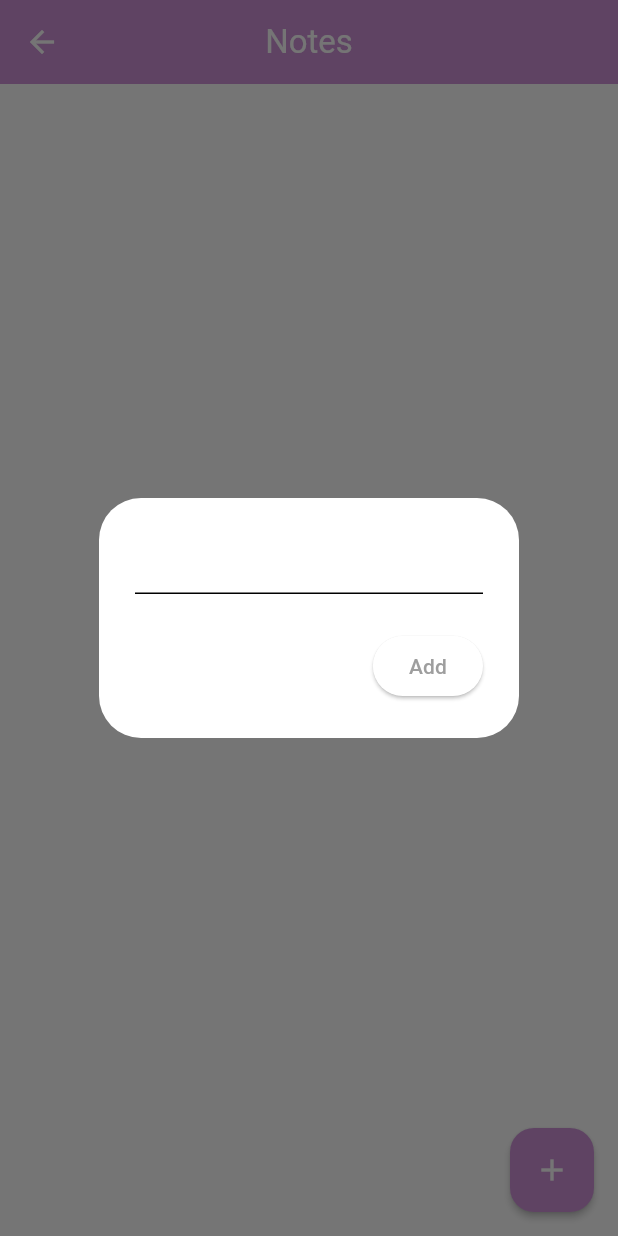
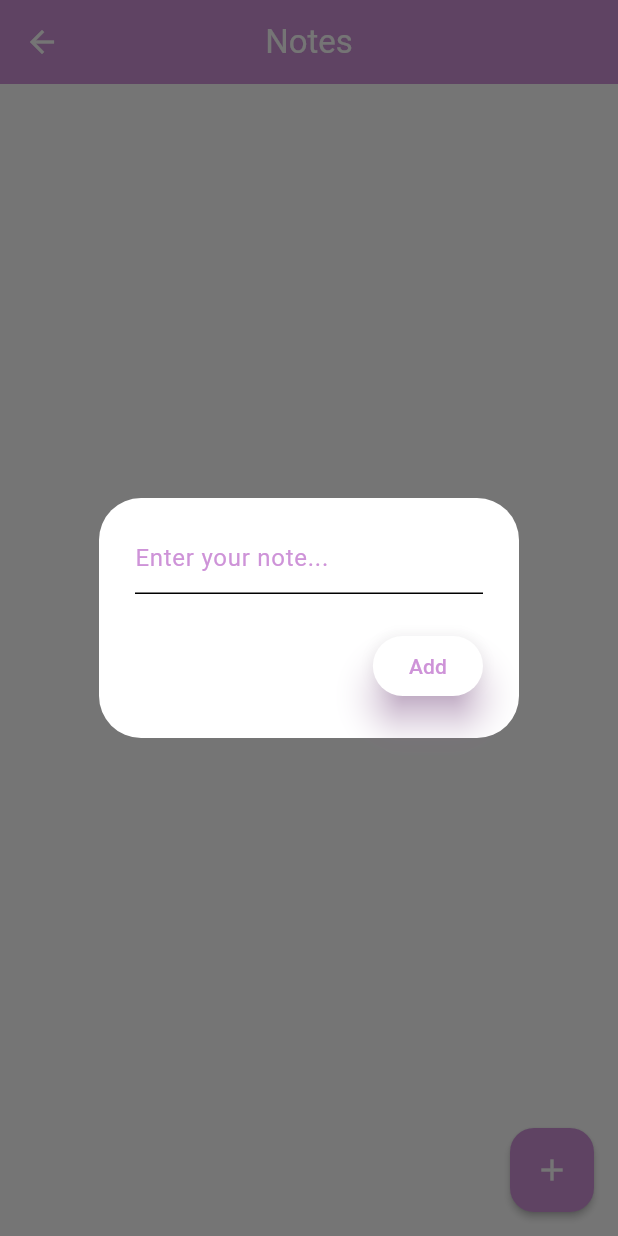
Before and after one commit to noorsaleh2002/Graduation-project, a Flutter app: the NoteScreen screen opened directly, after a tap on the "add" icon, on a phone screen of 412 x 824 dp. Run offline on Flutter 3.47's test engine with Material 3 defaults, Android fonts, the phone set to English and light mode, and no system bars; our stand-ins replace cloud_firestore, dash_chat_2, file_picker, firebase_auth, firebase_core, firebase_messaging and 9 more; missing offline and left inert: docx_to_text, flutter_pdfview, syncfusion_flutter_pdfviewer, translator; accounts and stored records are empty.

Commit message:
aya notes update

```diff
--- a/Graduatoin project/lib/Screens/Notes/NoteScreen.dart
+++ b/Graduatoin project/lib/Screens/Notes/NoteScreen.dart
@@ -22,19 +22,44 @@ class _NoteScreenState extends State<NoteScreen> {
     showDialog(
         context: context,
         builder: (context) => AlertDialog(
-              content: TextField(controller: textController),
+              content: TextField(
+                controller: textController,
+                decoration: const InputDecoration(
+                    hintText: 'Enter your note...',
+                    hintStyle: TextStyle(color: AppConstant.appMainColor)),
+              ),
               actions: [
                 ElevatedButton(
                     onPressed: () {
+                      String noteText = textController.text.trim();
+                      if (noteText.isEmpty) {
+                        ScaffoldMessenger.of(context).showSnackBar(
+                          const SnackBar(
+                            content: Text(
+                              'Cannot add an empty note!',
+                              style: TextStyle(color: Colors.white),
+                            ),
+                            backgroundColor: AppConstant.appMainColor,
+                          ),
+                        );
+                        return;
+                      }
                       if (docID == null) {
-                        noteModel.addNote(textController.text);
+                        noteModel.addNote(noteText);
                       } else {
-                        noteModel.updateNote(docID, textController.text);
+                        noteModel.updateNote(docID, noteText);
                       }
                       textController.clear();
                       Navigator.pop(context);
                     },
-                    child: const Text('Add'))
+                    style: ElevatedButton.styleFrom(
+                      shadowColor: AppConstant.appMainColor,
+                      elevation: 10,
+                    ),
+                    child: const Text(
+                      'Add',
+                      style: TextStyle(color: AppConstant.appMainColor),
+                    )),
               ],
             ));
   }
@@ -59,7 +84,34 @@ class _NoteScreenState extends State<NoteScreen> {
         body: StreamBuilder<QuerySnapshot>(
           stream: noteModel.getNotesStream(),
           builder: (context, snapshot) {
-          if (snapshot.hasData) {
+            if (snapshot.hasError) {
+              return const Center(child: Text('Error loading notes'));
+            }
+
+            if (!snapshot.hasData || snapshot.data!.docs.isEmpty) {
+              return Center(
+                child: Column(
+                  mainAxisAlignment: MainAxisAlignment.center,
+                  children: [
+                    const Icon(
+                      Icons.error_outline,
+                      size: 50,
+                      color: AppConstant.appMainColor,
+                    ),
+                    const SizedBox(height: 10),
+                    const Text(
+                      'No Notes.. ',
+                      style: TextStyle(
+                        fontSize: 18,
+                        fontWeight: FontWeight.bold,
+                        color: AppConstant.appMainColor,
+                      ),
+                    ),
+                  ],
+                ),
+              );
+            }
+
             List notesList = snapshot.data!.docs;
 
             return ListView.builder(
@@ -71,10 +123,9 @@ class _NoteScreenState extends State<NoteScreen> {
                 Map<String, dynamic> data =
                     documentSnapshot.data() as Map<String, dynamic>;
                 String noteText = data['note'];
-                  Timestamp timestamp =
-                      data['timestamp']; // Extract the timestamp
-                  String formattedTime = DateFormat('dd/MM/yyyy hh:mm a')
-                      .format(timestamp.toDate());
+                Timestamp timestamp = data['timestamp'];
+                String formattedTime =
+                    DateFormat('dd/MM/yyyy hh:mm a').format(timestamp.toDate());
 
                 return Card(
                   elevation: 4,
@@ -100,13 +151,12 @@ class _NoteScreenState extends State<NoteScreen> {
                         ),
                         const SizedBox(height: 10),
                         Row(
-                                mainAxisAlignment:
-                                    MainAxisAlignment.spaceBetween,
+                          mainAxisAlignment: MainAxisAlignment.spaceBetween,
                           children: [
                             Align(
                               alignment: Alignment.bottomLeft,
                               child: Text(
-                                      formattedTime, // Display the timestamp here
+                                formattedTime,
                                 style: const TextStyle(
                                   color: Colors.grey,
                                   fontSize: 10,
@@ -117,27 +167,26 @@ class _NoteScreenState extends State<NoteScreen> {
                               mainAxisAlignment: MainAxisAlignment.end,
                               children: [
                                 IconButton(
-                                          onPressed: () =>
-                                              openNoteBox(docID: docID),
+                                  onPressed: () => openNoteBox(docID: docID),
                                   icon: const Icon(Icons.edit,
-                                              color: AppConstant.appMainColor)),
+                                      color: AppConstant.appMainColor),
+                                ),
                                 IconButton(
-                                          onPressed: () =>
-                                              noteModel.deleteNote(docID),
+                                  onPressed: () => noteModel.deleteNote(docID),
                                   icon: const Icon(Icons.delete,
-                                              color: AppConstant.appMainColor)),
-                                    ],
-                                  )
+                                      color: AppConstant.appMainColor),
+                                ),
                               ],
                             ),
-                            ]),
-                      ));
-                });
-          } else {
-            return const Center(child: Text('No notes..'));
-          }
-        },
+                          ],
+                        ),
+                      ],
+                    ),
                   ),
                 );
+              },
+            );
+          },
+        ));
   }
 }
```
Lines whose indentation alone changed are shown as unchanged.
